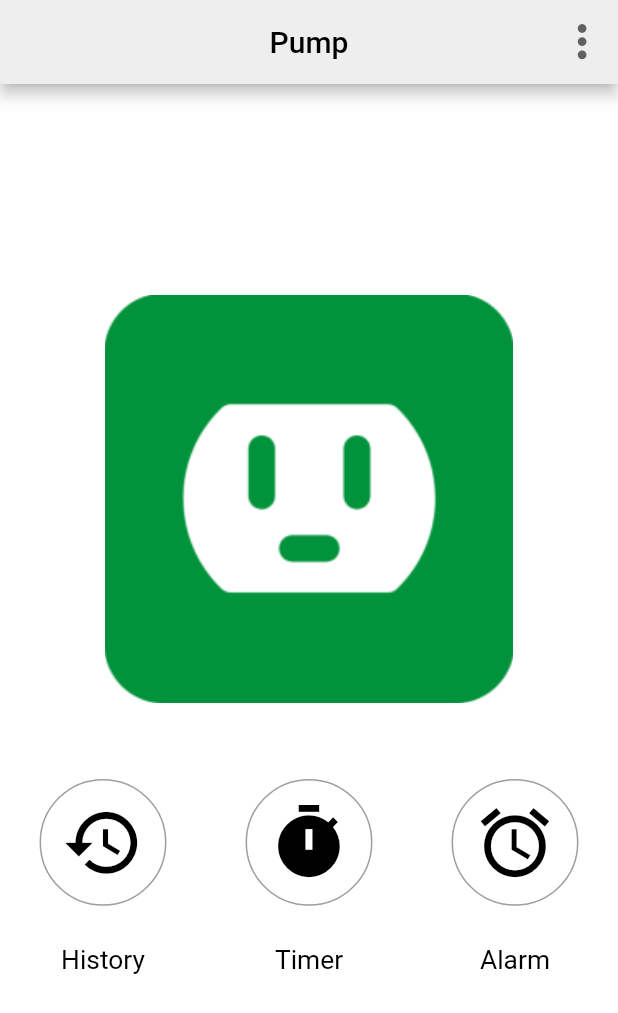
After one commit to hien798/demeter, a Flutter app: the screen it shows after launch, on a phone screen of 412 x 824 dp. The commit adds this screen. Shown: the top 1013 px of the screen. Run offline on Flutter 3.47's test engine with Material 2 defaults, Android fonts, the light colour scheme and no system bars; our stand-ins replace percent_indicator.

Commit message:
add Pump

```diff
--- a/lib/main.dart
+++ b/lib/main.dart
@@ -2,6 +2,7 @@ import 'package:flutter/material.dart';
 import 'package:my_home/view/action/add_device.dart';
 import 'package:my_home/view/action/add_project.dart';
 import 'package:my_home/view/device/alarm.dart';
+import 'package:my_home/view/device/pump.dart';
 import 'package:my_home/view/device/sensor.dart';
 import 'package:my_home/view/device/timer.dart';
 import 'package:my_home/view/home/dash.dart';
@@ -21,7 +22,7 @@ class MyApp extends StatelessWidget {
         primarySwatch: Colors.blue,
         brightness: Brightness.dark,
       ),
-      home: Alarm(),
+      home: Pump(),
     );
   }
 }
--- /dev/null
+++ b/lib/view/device/pump.dart
@@ -0,0 +1,105 @@
+import 'package:flutter/cupertino.dart';
+import 'package:flutter/material.dart';
+import 'package:my_home/utils/widget_utils.dart';
+
+import '../../utils/widget_utils.dart';
+
+class Pump extends StatefulWidget {
+  @override
+  _PumpState createState() => _PumpState();
+}
+
+class _PumpState extends State<Pump> {
+  @override
+  void initState() {
+    super.initState();
+  }
+
+  @override
+  Widget build(BuildContext context) {
+    return Scaffold(
+      appBar: AppBar(
+        backgroundColor: Color(0xffeeeeee),
+        title: Text(
+          'Pump',
+          style: TextStyle(color: Colors.black),
+        ),
+        centerTitle: true,
+        actions: <Widget>[
+          IconButton(
+            onPressed: () {},
+            padding: EdgeInsets.zero,
+            icon: Icon(
+              Icons.more_vert,
+              color: Colors.grey.shade700,
+              size: scaleWidth(context, 32),
+            ),
+          ),
+        ],
+      ),
+      backgroundColor: Colors.white,
+      body: Column(
+        children: <Widget>[
+          SizedBox(height: scaleWidth(context, 106)),
+          Container(
+            margin: EdgeInsets.all(24),
+            width: scaleWidth(context, 248),
+            height: scaleWidth(context, 248),
+            decoration: BoxDecoration(
+                image: DecorationImage(
+                  image: AssetImage('assets/images/pump.png'),
+                  fit: BoxFit.cover,
+                ),
+                borderRadius: BorderRadius.circular(scaleWidth(context, 30))),
+          ),
+          Expanded(
+            child: Row(
+              crossAxisAlignment: CrossAxisAlignment.center,
+              children: <Widget>[
+                Expanded(child: _buildPumpDevice('History', Icons.history)),
+                Expanded(child: _buildPumpDevice('Timer', Icons.timer)),
+                Expanded(child: _buildPumpDevice('Alarm', Icons.alarm)),
+              ],
+            ),
+          ),
+        ],
+      ),
+    );
+  }
+
+  Widget _buildPumpDevice(String name, IconData icon) {
+    final size = MediaQuery.of(context).size;
+    return Container(
+      child: Column(
+        children: <Widget>[
+          Container(
+            width: size.width / 3,
+            height: size.width / 3,
+            padding: EdgeInsets.all(scaleWidth(context, 24)),
+            child: OutlineButton(
+              padding: EdgeInsets.zero,
+              onPressed: () {},
+              borderSide: BorderSide(color: Colors.grey),
+              shape: CircleBorder(),
+              child: Container(
+                  child: Icon(
+                    icon,
+                    color: Colors.black,
+                    size: scaleWidth(context, 50),
+                  )),
+            ),
+          ),
+          Container(
+            child: Text(
+              name,
+              style: TextStyle(
+                color: Colors.black,
+                fontSize: scaleWidth(context, 16),
+              ),
+            ),
+          ),
+        ],
+      ),
+    );
+  }
+}
```
Also changed, not shown: assets/images/pump.png (added).
